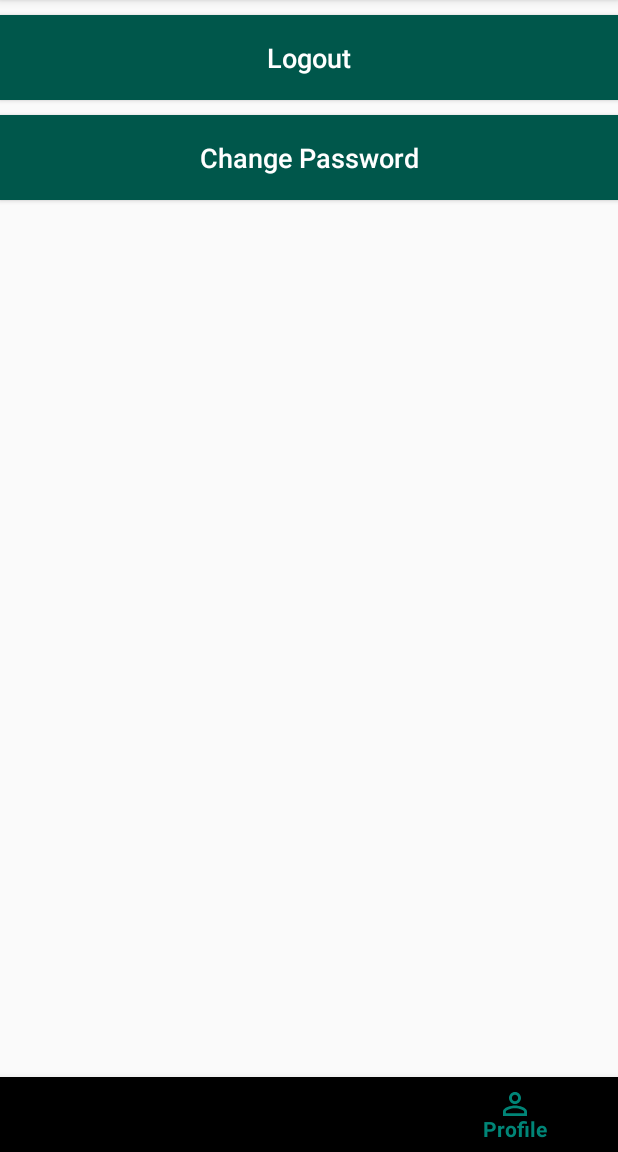
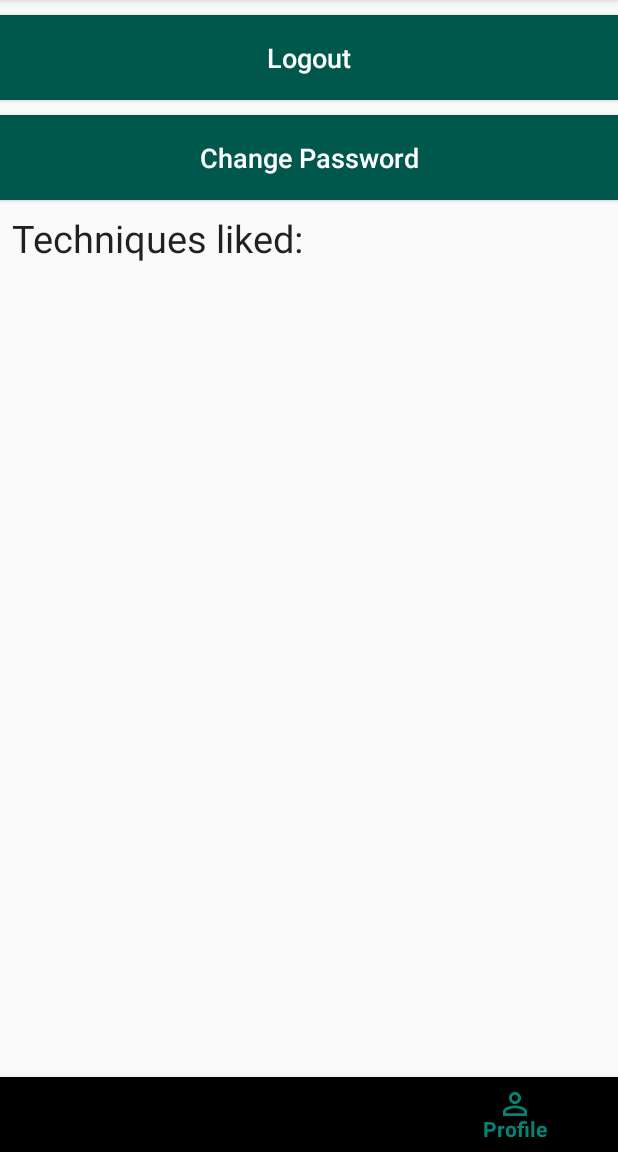
Before and after one commit to SDragas/Kunst, an Android app: the screen it shows after launch once a user with an empty profile is signed in (StartPage), item 3 of the bottom bar chosen, on a phone screen of 412 x 824 dp, the part 84-1236 px from its top. Run offline under Robolectric (Android 15) with nearby library versions, the phone set to English and light mode, and no system bars; our stand-ins replace Firebase (no records; nobody signed in at launch, a user with empty details on screens opened directly), Room's generated code; libraries missing offline, so code that uses them is left out: com.koushikdutta.ion; pictures from the network do not load; 1 statement that could not run was skipped.

Commit message:
dodao tehnike

```diff
--- a/app/build.gradle
+++ b/app/build.gradle
@@ -37,6 +37,7 @@ dependencies {
     implementation 'com.google.firebase:firebase-auth:16.0.5'
     implementation 'androidx.legacy:legacy-support-v4:1.0.0'
     implementation 'com.google.firebase:firebase-firestore:17.1.2'
+    implementation 'com.google.firebase:firebase-database:16.0.4'
     testImplementation 'junit:junit:4.12'
     androidTestImplementation 'androidx.test:runner:1.2.0'
     androidTestImplementation 'androidx.test.espresso:espresso-core:3.2.0'
--- a/app/src/main/java/hr/ferit/srdandragas/kunst/db/FavouritesDao.kt
+++ b/app/src/main/java/hr/ferit/srdandragas/kunst/db/FavouritesDao.kt
@@ -12,12 +12,12 @@ interface FavouritesDao {
     @Insert
     fun insert(favourite: FavouritesDetails)
 
-
     @Query("SELECT * FROM favourites")
     fun getAll(): List<FavouritesDetails>
 
     @Query("DELETE FROM favourites WHERE url = :url")
     fun removeFavourite(url: String)
+
 
     @Insert
     fun insertCache(cache: CacheDetails)
--- a/app/src/main/java/hr/ferit/srdandragas/kunst/model/details/ArtDetails.kt
+++ b/app/src/main/java/hr/ferit/srdandragas/kunst/model/details/ArtDetails.kt
@@ -4,5 +4,6 @@ data class ArtDetails (
     val title:String = "",
     val url:String = "",
     val description: String = "",
-    val webUrl:String = ""
+    val webUrl:String = "",
+    val technique:String = ""
 )
--- a/app/src/main/java/hr/ferit/srdandragas/kunst/model/details/CacheDetails.kt
+++ b/app/src/main/java/hr/ferit/srdandragas/kunst/model/details/CacheDetails.kt
@@ -9,6 +9,7 @@ data class CacheDetails (
     @PrimaryKey(autoGenerate = true) val id: Int = 0,
     @ColumnInfo(name = "title") val title: String,
     @ColumnInfo(name = "url") val url: String,
-    @ColumnInfo(name = "description") val description: String = "",
-    @ColumnInfo(name = "webUrl") val webUrl: String
+    @ColumnInfo(name = "description") val description: String?,
+    @ColumnInfo(name = "webUrl") val webUrl: String,
+    @ColumnInfo(name = "technique") val technique: String
 )
--- a/app/src/main/java/hr/ferit/srdandragas/kunst/model/details/FavouritesDetails.kt
+++ b/app/src/main/java/hr/ferit/srdandragas/kunst/model/details/FavouritesDetails.kt
@@ -10,5 +10,6 @@ data class FavouritesDetails (
     @ColumnInfo(name = "title") val title: String,
     @ColumnInfo(name = "url") val url: String,
     @ColumnInfo(name = "description") val description: String,
-    @ColumnInfo(name = "webUrl") val webUrl: String
+    @ColumnInfo(name = "webUrl") val webUrl: String,
+    @ColumnInfo(name = "technique") val technique: String
 )
--- a/app/src/main/java/hr/ferit/srdandragas/kunst/ui/profile/Profile.kt
+++ b/app/src/main/java/hr/ferit/srdandragas/kunst/ui/profile/Profile.kt
@@ -3,6 +3,7 @@ package hr.ferit.srdandragas.kunst.ui.profile
 
 import android.content.Intent
 import android.os.Bundle
+import android.util.Log
 import androidx.fragment.app.Fragment
 import android.view.LayoutInflater
 import android.view.View
@@ -54,6 +55,24 @@ class Profile : Fragment() {
 
 
     private fun setupUi() {
+        setFavTech()
+    }
+
+    private fun setFavTech() {
+        val data = db.getAll()
+        val techList: MutableList<String> = mutableListOf()
+
+        for(item in data)
+        {
+            techList.add(item.technique)
+
+        }
+        for(item in techList)
+        {
+            favTech.append(item.capitalize())
+            if(item!="")
+            favTech.append("\n")
+        }
     }
 
     companion object {
--- a/app/src/main/res/layout/fragment_profile.xml
+++ b/app/src/main/res/layout/fragment_profile.xml
@@ -31,6 +31,36 @@
         android:textColor="@android:color/white"
         android:textAllCaps="false"
         />
+    <TextView
+        android:id="@+id/titleTech"
+        android:layout_width="0dp"
+        android:layout_height="wrap_content"
+        app:layout_constraintTop_toBottomOf="@+id/btn_change_psw"
+        app:layout_constraintStart_toStartOf="parent"
+        android:layout_marginTop="8dp"
+        android:layout_marginStart="8dp"
+        android:layout_marginEnd="8dp"
+        android:textAppearance="@style/TextAppearance.AppCompat.Body1"
+        android:textColor="#DE000000"
+        android:lineSpacingExtra="8dp"
+        android:textSize="25sp"
+        android:text="@string/techniques_liked"
+        />
+    <TextView
+        android:id="@+id/favTech"
+        android:layout_width="0dp"
+        android:layout_height="wrap_content"
+        app:layout_constraintTop_toBottomOf="@+id/titleTech"
+        app:layout_constraintStart_toStartOf="parent"
+        android:layout_marginTop="8dp"
+        android:layout_marginStart="8dp"
+        android:layout_marginEnd="8dp"
+        android:textAppearance="@style/TextAppearance.AppCompat.Body1"
+        android:textColor="#DE000000"
+        android:lineSpacingExtra="8dp"
+        android:textSize="25sp"
+        android:text=""
+        />
 
 
 </androidx.constraintlayout.widget.ConstraintLayout>
--- a/app/src/main/res/values/strings.xml
+++ b/app/src/main/res/values/strings.xml
@@ -27,4 +27,5 @@
     <string name="name">Name</string>
     <string name="age">age</string>
     <string name="Age">Age</string>
+    <string name="techniques_liked">Techniques liked:</string>
 </resources>
```
Also changed, not shown: app/src/main/java/hr/ferit/srdandragas/kunst/ui/details/ArtistDetails.kt (+5 -15 lines), app/src/main/java/hr/ferit/srdandragas/kunst/ui/home/SearchArt.kt (+3 -4 lines), 1 other file.
